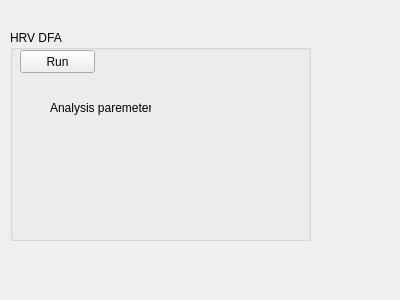
This is EcgApplicationCore/View/hrv_dfa_gui.ui in KuleszIB/EcgAppCore as Qt 5 draws it before an edit. The edited form follows.
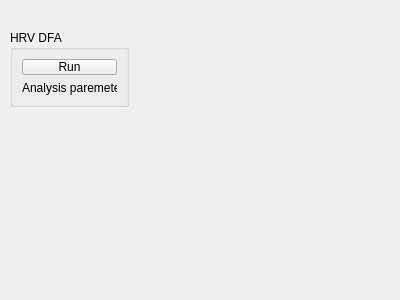
This is the edited form.

Diff of the .ui file:
```diff
--- a/EcgApplicationCore/View/hrv_dfa_gui.ui
+++ b/EcgApplicationCore/View/hrv_dfa_gui.ui
@@ -18,39 +18,33 @@
     <rect>
      <x>10</x>
      <y>30</y>
-     <width>301</width>
-     <height>211</height>
+     <width>119</width>
+     <height>77</height>
     </rect>
    </property>
    <property name="title">
     <string>HRV DFA</string>
    </property>
+   <layout class="QGridLayout" name="gridLayout_2">
+    <item row="0" column="0">
+     <layout class="QGridLayout" name="gridLayout">
+      <item row="0" column="0">
    <widget class="QPushButton" name="pushButton">
-    <property name="geometry">
-     <rect>
-      <x>10</x>
-      <y>20</y>
-      <width>75</width>
-      <height>23</height>
-     </rect>
-    </property>
     <property name="text">
      <string>Run</string>
     </property>
    </widget>
+      </item>
+      <item row="1" column="0">
    <widget class="QLabel" name="label">
-    <property name="geometry">
-     <rect>
-      <x>40</x>
-      <y>70</y>
-      <width>101</width>
-      <height>16</height>
-     </rect>
-    </property>
     <property name="text">
      <string>Analysis paremeters</string>
     </property>
    </widget>
+      </item>
+     </layout>
+    </item>
+   </layout>
   </widget>
  </widget>
  <resources/>
```
Lines whose indentation alone changed are shown as unchanged.
